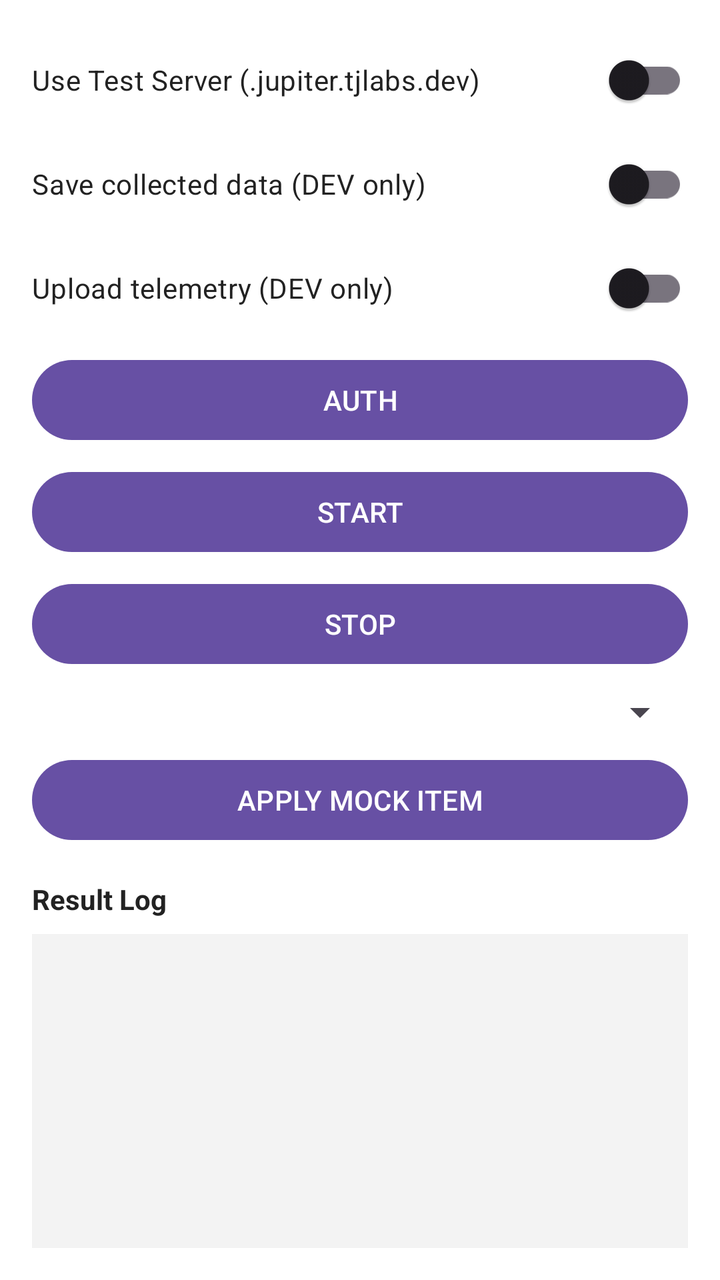
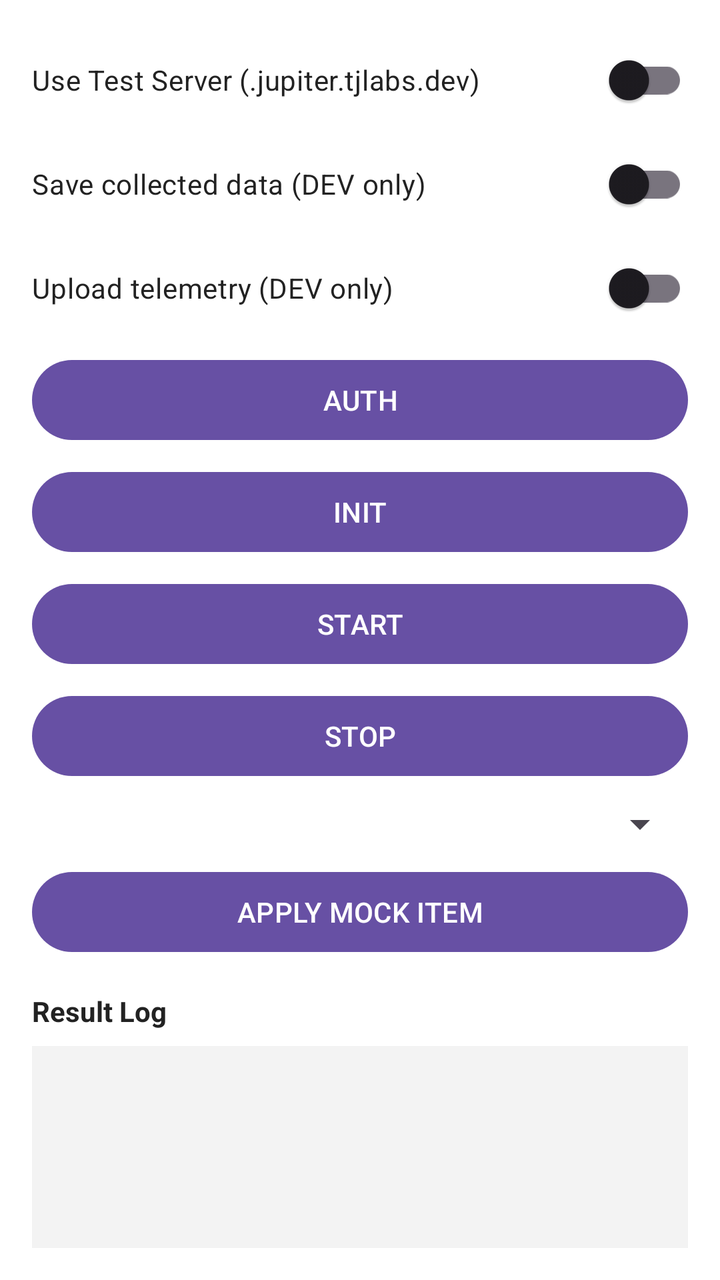

Screens rendered from an Android XML layout before and after an edit, with the pre-edit source and the edit as a unified diff.
<!-- AndroidManifest.xml: application theme Theme.TJJupiterDemo -->
<!-- res/layout/activity_main.xml -->
<?xml version="1.0" encoding="utf-8"?>
<LinearLayout xmlns:android="http://schemas.android.com/apk/res/android"
    android:layout_width="match_parent"
    android:layout_height="match_parent"
    android:orientation="vertical"
    android:padding="16dp"
    android:background="@android:color/white">

    
    <androidx.appcompat.widget.SwitchCompat
        android:id="@+id/switchDevServer"
        android:layout_width="match_parent"
        android:layout_height="wrap_content"
        android:text="Use Test Server (.jupiter.tjlabs.dev)"
        android:textColor="#222222" />

    <androidx.appcompat.widget.SwitchCompat
        android:id="@+id/switchSaveData"
        android:layout_width="match_parent"
        android:layout_height="wrap_content"
        android:layout_marginTop="4dp"
        android:text="Save collected data (DEV only)"
        android:textColor="#222222" />

    <androidx.appcompat.widget.SwitchCompat
        android:id="@+id/switchUploadData"
        android:layout_width="match_parent"
        android:layout_height="wrap_content"
        android:layout_marginTop="4dp"
        android:text="Upload telemetry (DEV only)"
        android:textColor="#222222" />

    <Button
        android:id="@+id/btnAuth"
        android:layout_width="match_parent"
        android:layout_height="wrap_content"
        android:layout_marginTop="8dp"
        android:text="AUTH" />

    <Button
        android:id="@+id/btnStart"
        android:layout_width="match_parent"
        android:layout_height="wrap_content"
        android:layout_marginTop="8dp"
        android:text="START" />

    <Button
        android:id="@+id/btnStop"
        android:layout_width="match_parent"
        android:layout_height="wrap_content"
        android:layout_marginTop="8dp"
        android:text="STOP" />

    <Spinner
        android:id="@+id/spinnerMockMode"
        android:layout_width="match_parent"
        android:layout_height="wrap_content"
        android:layout_marginTop="8dp" />

    <Button
        android:id="@+id/btnMockToggle"
        android:layout_width="match_parent"
        android:layout_height="wrap_content"
        android:layout_marginTop="8dp"
        android:text="APPLY MOCK ITEM" />

    <TextView
        android:id="@+id/tvResultTitle"
        android:layout_width="match_parent"
        android:layout_height="wrap_content"
        android:layout_marginTop="16dp"
        android:text="Result Log"
        android:textStyle="bold"
        android:textColor="#222222" />

    <ScrollView
        android:layout_width="match_parent"
        android:layout_height="0dp"
        android:layout_weight="1"
        android:layout_marginTop="8dp"
        android:background="#F3F3F3"
        android:fillViewport="true">

        <TextView
            android:id="@+id/tvLog"
            android:layout_width="match_parent"
            android:layout_height="wrap_content"
            android:padding="12dp"
            android:textColor="#222222"
            android:textSize="13sp"
            android:textIsSelectable="true"
            android:text="" />
    </ScrollView>

</LinearLayout>
<!-- resources referenced by this layout -->
<resources>
  <style name="Theme.TJJupiterDemo" parent="Theme.Material3.DayNight.NoActionBar">
          <item name="android:statusBarColor" tools:targetApi="l">@android:color/transparent</item>
      </style>
</resources>

<!-- the commit's change to res/layout/activity_main.xml (unified diff, before → after) -->
@@ -36,6 +36,13 @@
         android:layout_height="wrap_content"
         android:layout_marginTop="8dp"
         android:text="AUTH" />
+
+    <Button
+        android:id="@+id/btnInit"
+        android:layout_width="match_parent"
+        android:layout_height="wrap_content"
+        android:layout_marginTop="8dp"
+        android:text="INIT" />
 
     <Button
         android:id="@+id/btnStart"
